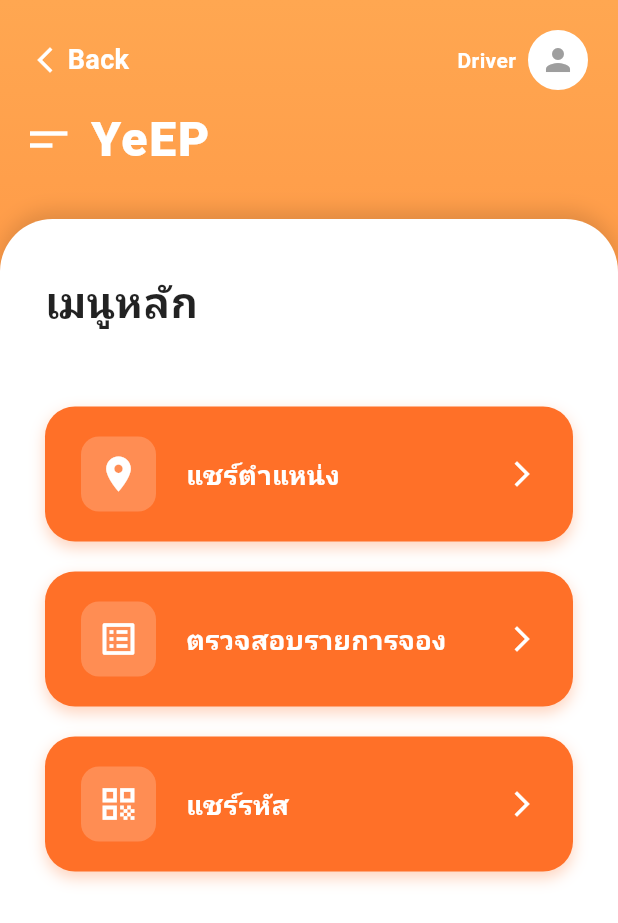
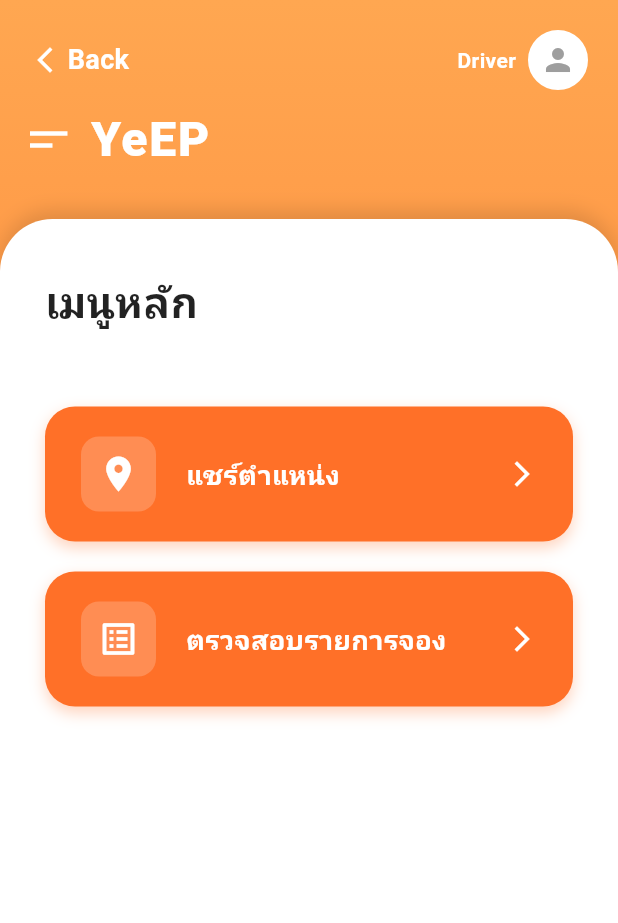
Before and after one commit to Vaqzol/YeEP, a Flutter app: the DriverHomeScreen screen opened directly with empty values, on a phone screen of 412 x 824 dp. Shown: the top 923 px of the screen. Run offline on Flutter 3.47's test engine with Material 3 defaults, Android fonts, the phone set to English and light mode, and no system bars; our stand-ins replace flutter_dotenv, geolocator, google_fonts, google_maps_flutter, pinput, webview_flutter; missing offline and left inert: mailer; Roboto replaces fonts that are missing (Kanit).

Commit message:
delete driver home button

```diff
--- a/yeep_app/lib/screens/driver_home_screen.dart
+++ b/yeep_app/lib/screens/driver_home_screen.dart
@@ -408,14 +408,6 @@ class _DriverHomeScreenState extends State<DriverHomeScreen> {
                                 );
                               },
                             ),
-                            const SizedBox(height: 20),
-                            _buildMenuButton(
-                              icon: Icons.qr_code,
-                              label: "แชร์รหัส",
-                              onTap: () {
-                                // TODO: Implement share code
-                              },
-                            ),
                             const SizedBox(height: 30),
                           ],
                         ),
```
